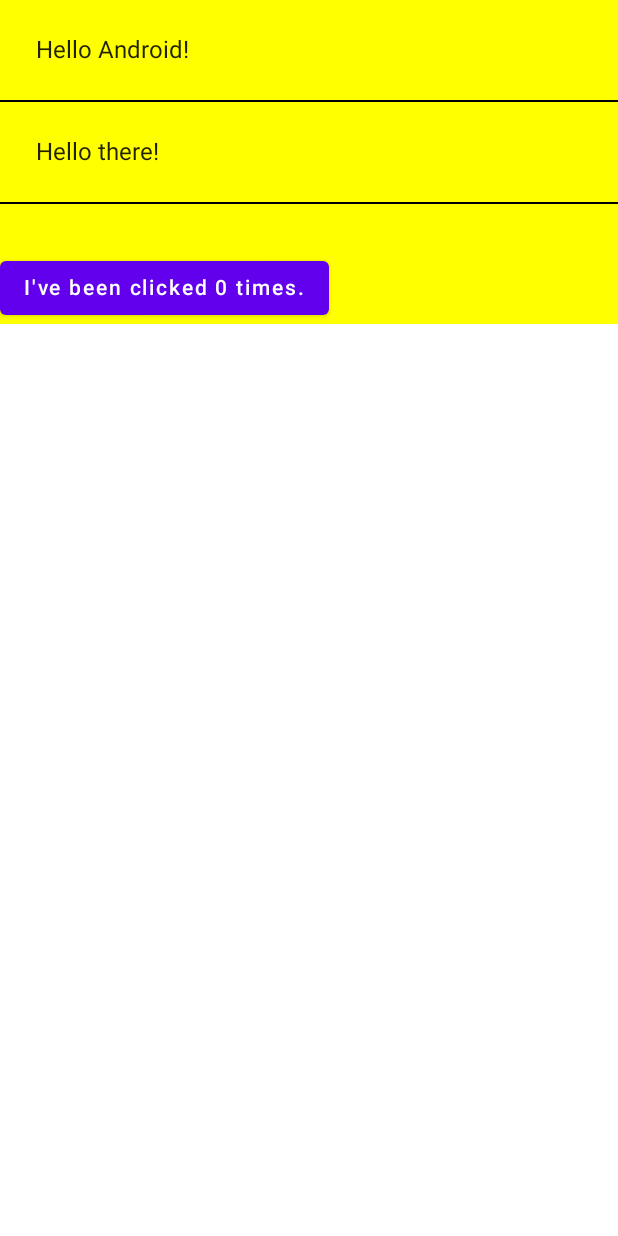
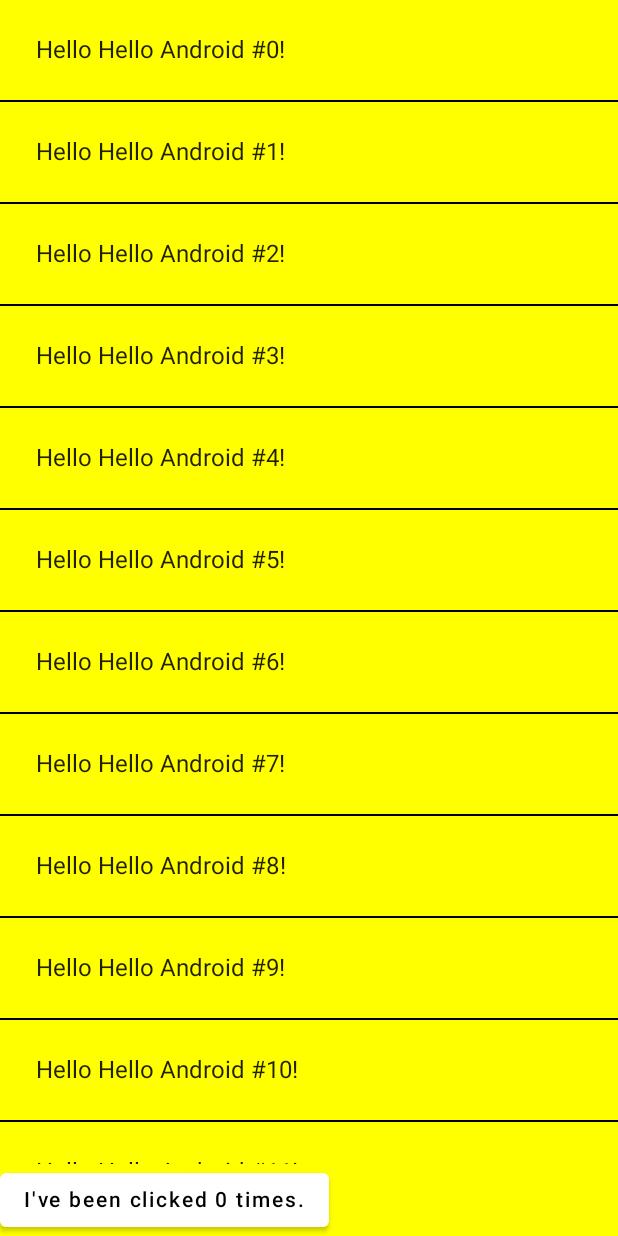
Before and after one commit to comye1/JetPackCompose, an Android app built with Jetpack Compose: the screen it shows after launch (MainActivity), on a phone screen of 412 x 824 dp. Run offline under Robolectric (Android 15) with nearby library versions, the phone set to English and light mode, and no system bars.

Commit message:
Flexible layouts

```diff
--- a/JetpackComposeBasics/app/src/main/java/com/example/jetpackcomposebasics/MainActivity.kt
+++ b/JetpackComposeBasics/app/src/main/java/com/example/jetpackcomposebasics/MainActivity.kt
@@ -4,12 +4,12 @@ import android.os.Bundle
 import androidx.activity.ComponentActivity
 import androidx.activity.compose.setContent
 import androidx.compose.foundation.layout.Column
+import androidx.compose.foundation.layout.fillMaxHeight
 import androidx.compose.foundation.layout.padding
-import androidx.compose.material.Button
-import androidx.compose.material.MaterialTheme
-import androidx.compose.material.Surface
+import androidx.compose.foundation.lazy.LazyColumn
+import androidx.compose.foundation.lazy.items
+import androidx.compose.material.*
 import androidx.compose.material.TabRowDefaults.Divider
-import androidx.compose.material.Text
 import androidx.compose.runtime.Composable
 import androidx.compose.runtime.mutableStateOf
 import androidx.compose.runtime.remember
@@ -48,22 +48,40 @@ fun Greeting(name: String) {
 @Composable
 fun Counter(count: Int, updateCount: (Int) -> Unit)
 {
-    Button(onClick = { updateCount(count+1)}) {
+    Button(
+        onClick = { updateCount(count+1)},
+        colors = ButtonDefaults.buttonColors(backgroundColor =
+        if(count > 5) Color.Green else Color.White)
+    ){
         Text(text = "I've been clicked $count times.")
+    }
+
+}
+
+@Composable
+fun NameList(names: List<String>, modifier: Modifier = Modifier) {
+    LazyColumn(modifier = modifier) {
+        items(items = names) { name ->
+        Greeting(name = name)
+        Divider(color = Color.Black)
+        }
     }
 }
 
 @Composable
-fun MyScreenContent(names: List<String> = listOf("Android", "there")) {
+fun MyScreenContent(names: List<String> = List(1000) { "Hello Android #$it" }) {
 
     val counterState = remember { mutableStateOf(0) }
 
-    Column {
-        for (name in names) {
-            Greeting(name = name)
-            Divider(color = Color.Black)
-        }
-        Divider(color = Color.Transparent, thickness = 32.dp)
+    Column (modifier = Modifier.fillMaxHeight()){
+//        Column(modifier = Modifier.weight(1f)) {
+//            for (name in names) {
+//                Greeting(name = name)
+//                Divider(color = Color.Black)
+//            }
+//        }
+        NameList(names, Modifier.weight(1f))
+//        Divider(color = Color.Transparent, thickness = 32.dp)
         Counter(
             count = counterState.value,
             updateCount = { newCount ->
```
